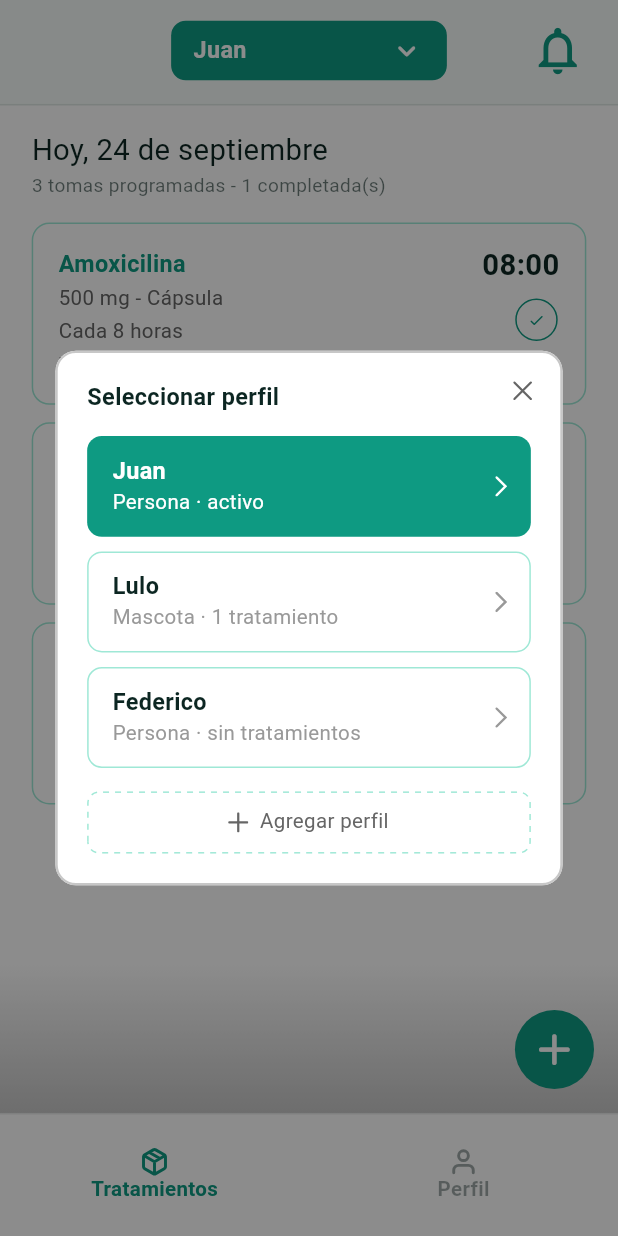
After one commit to jcrinconv/ux_develop, a Flutter app: the screen it shows after launch, after a tap on "Juan", on a phone screen of 412 x 824 dp. The commit adds this screen. Run offline on Flutter 3.47's test engine with Material 3 defaults, Android fonts, the phone set to English and light mode, and no system bars; our stand-ins replace camera, flutter_mobx, flutter_screenutil, flutter_svg, get_it, google_fonts and 1 more; generated files the repository leaves out were written again.

Commit message:
Se crea modal perfil

```diff
--- a/recetapp_mobile/lib/presentation/src/core/recetapp_resources.dart
+++ b/recetapp_mobile/lib/presentation/src/core/recetapp_resources.dart
@@ -6,4 +6,8 @@ class RecetappIcons {
   static const successIcon = '${iconsBase}Success.svg';
   static const unsuccessIcon = '${iconsBase}Unsuccess.svg';
   static const userIcon = '${iconsBase}User.svg';
+  static const closeIcon = '${iconsBase}Close.svg';
+  static const plusIcon = '${iconsBase}Plus.svg';
+  static const chevronRightWhiteIcon = '${iconsBase}ChevronRightWhite.svg';
+  static const chevronRightGreyIcon = '${iconsBase}ChevronRightGrey.svg';
 }
--- a/recetapp_mobile/lib/presentation/src/screens/home_screen/home_screen.dart
+++ b/recetapp_mobile/lib/presentation/src/screens/home_screen/home_screen.dart
@@ -19,12 +19,24 @@ class _HomeScreenState extends State<HomeScreen> {
   final navigationService = locator<NavigationService>();
   final _scheduledMedications = locator<ScheduledMedicationsStore>();
 
+  static const _profiles = [
+    RecetappProfileOption(name: 'Juan', subtitle: 'Persona · activo'),
+    RecetappProfileOption(name: 'Lulo', subtitle: 'Mascota · 1 tratamiento'),
+    RecetappProfileOption(name: 'Federico', subtitle: 'Persona · sin tratamientos'),
+  ];
+  String _profileName = _profiles.first.name;
+
+  Future<void> _selectProfile() async {
+    final profile = await showSelectProfileDialog(context, profiles: _profiles, selectedName: _profileName);
+    if (profile != null) setState(() => _profileName = profile.name);
+  }
+
   @override
   Widget build(BuildContext context) {
     return PopScope(
       canPop: false,
       child: Scaffold(
-        appBar: RecetappHomeTopBar(profileName: 'Juan', onNotificationsTap: () {}),
+        appBar: RecetappHomeTopBar(profileName: _profileName, onProfileTap: _selectProfile, onNotificationsTap: () {}),
         bottomNavigationBar: RecetappBottomNav(
           items: [
             RecetappBottomNavItemData(iconPath: RecetappIcons.packageIcon, label: 'Tratamientos'),
--- a/recetapp_mobile/lib/presentation/src/widgets/cards/recetapp_profile_row.dart
+++ b/recetapp_mobile/lib/presentation/src/widgets/cards/recetapp_profile_row.dart
@@ -1,4 +1,5 @@
 import 'package:flutter/material.dart';
+import 'package:flutter_screenutil/flutter_screenutil.dart';
 import 'package:recetapp_mobile/presentation/presentation.dart';
 
 /// Fila/tarjeta de perfil (persona o mascota) con nombre, subtítulo y chevron.
@@ -13,18 +14,21 @@ class RecetappProfileRow extends StatelessWidget {
 
   @override
   Widget build(BuildContext context) {
-    final Color nameColor = selected ? RecetappThemeColors.onPrimary : RecetappThemeColors.textPrimary;
-    final Color subtitleColor = selected ? RecetappThemeColors.onPrimary.withValues(alpha: 0.85) : RecetappThemeColors.darkGreen.withValues(alpha: 0.5);
+    final BorderRadius borderRadius = BorderRadius.circular(10.r);
 
-    return InkWell(
+    return Material(
+      color: selected ? RecetappThemeColors.primary : Colors.white,
+      borderRadius: borderRadius,
+      child: InkWell(
         onTap: onTap,
-      borderRadius: BorderRadius.circular(16),
+        borderRadius: borderRadius,
         child: Container(
-        padding: const EdgeInsets.symmetric(horizontal: 20, vertical: 16),
-        decoration: BoxDecoration(
-          color: selected ? RecetappThemeColors.primary : Colors.white,
-          border: Border.all(color: selected ? RecetappThemeColors.primary : RecetappThemeColors.mint),
-          borderRadius: BorderRadius.circular(16),
+          padding: EdgeInsets.symmetric(horizontal: 16.w, vertical: 14.h),
+          foregroundDecoration: selected
+              ? null
+              : BoxDecoration(
+                  border: Border.all(color: RecetappThemeColors.mint),
+                  borderRadius: borderRadius,
                 ),
           child: Row(
             children: [
@@ -32,14 +36,31 @@ class RecetappProfileRow extends StatelessWidget {
                 child: Column(
                   crossAxisAlignment: CrossAxisAlignment.start,
                   children: [
-                  Text(name, style: RecetappTextStyles.body1Bold.copyWith(color: nameColor)),
-                  const SizedBox(height: 4),
-                  Text(subtitle, style: RecetappTextStyles.body2.copyWith(color: subtitleColor)),
+                    Text(
+                      name,
+                      style: RecetappTextStyles.formLabel.copyWith(
+                        color: selected ? RecetappThemeColors.onPrimary : RecetappThemeColors.darkGreen,
+                      ),
+                    ),
+                    SizedBox(height: 2.h),
+                    Text(
+                      subtitle,
+                      style: RecetappTextStyles.body2.copyWith(
+                        color: selected ? RecetappThemeColors.onPrimary : RecetappThemeColors.dustyGray,
+                      ),
+                    ),
                   ],
                 ),
               ),
-            Icon(Icons.chevron_right_rounded, color: nameColor),
+              SizedBox(width: 12.w),
+              RecetappStrokeIcon(
+                asset: selected ? RecetappIcons.chevronRightWhiteIcon : RecetappIcons.chevronRightGreyIcon,
+                width: 6,
+                height: 12,
+                bleed: const Offset(0.8, 0.8),
+              ),
             ],
+          ),
         ),
       ),
     );
--- /dev/null
+++ b/recetapp_mobile/lib/presentation/src/widgets/common/recetapp_dashed_border.dart
@@ -0,0 +1,81 @@
+import 'dart:ui';
+
+import 'package:flutter/material.dart';
+
+class RecetappDashedBorder extends StatelessWidget {
+  const RecetappDashedBorder({
+    super.key,
+    required this.child,
+    required this.color,
+    required this.radius,
+    this.strokeWidth = 1,
+    this.dashLength = 4,
+    this.gapLength = 4,
+  });
+
+  final Widget child;
+  final Color color;
+  final double radius;
+  final double strokeWidth;
+  final double dashLength;
+  final double gapLength;
+
+  @override
+  Widget build(BuildContext context) {
+    return CustomPaint(
+      foregroundPainter: _DashedBorderPainter(
+        color: color,
+        radius: radius,
+        strokeWidth: strokeWidth,
+        dashLength: dashLength,
+        gapLength: gapLength,
+      ),
+      child: child,
+    );
+  }
+}
+
+class _DashedBorderPainter extends CustomPainter {
+  _DashedBorderPainter({
+    required this.color,
+    required this.radius,
+    required this.strokeWidth,
+    required this.dashLength,
+    required this.gapLength,
+  });
+
+  final Color color;
+  final double radius;
+  final double strokeWidth;
+  final double dashLength;
+  final double gapLength;
+
+  @override
+  void paint(Canvas canvas, Size size) {
+    final double inset = strokeWidth / 2;
+    final RRect rrect = RRect.fromRectAndRadius(
+      Rect.fromLTWH(inset, inset, size.width - strokeWidth, size.height - strokeWidth),
+      Radius.circular(radius - inset),
+    );
+    final Paint paint = Paint()
+      ..color = color
+      ..strokeWidth = strokeWidth
+      ..style = PaintingStyle.stroke;
+
+    for (final PathMetric metric in (Path()..addRRect(rrect)).computeMetrics()) {
+      double distance = 0;
+      while (distance < metric.length) {
+        canvas.drawPath(metric.extractPath(distance, distance + dashLength), paint);
+        distance += dashLength + gapLength;
+      }
+    }
+  }
+
+  @override
+  bool shouldRepaint(_DashedBorderPainter oldDelegate) =>
+      color != oldDelegate.color ||
+      radius != oldDelegate.radius ||
+      strokeWidth != oldDelegate.strokeWidth ||
+      dashLength != oldDelegate.dashLength ||
+      gapLength != oldDelegate.gapLength;
+}
--- /dev/null
+++ b/recetapp_mobile/lib/presentation/src/widgets/common/recetapp_stroke_icon.dart
@@ -0,0 +1,29 @@
+import 'package:flutter/material.dart';
+import 'package:flutter_svg/flutter_svg.dart';
+
+class RecetappStrokeIcon extends StatelessWidget {
+  const RecetappStrokeIcon({
+    super.key,
+    required this.asset,
+    required this.width,
+    required this.height,
+    required this.bleed,
+  });
+
+  final String asset;
+  final double width;
+  final double height;
+  final Offset bleed;
+
+  @override
+  Widget build(BuildContext context) {
+    return SizedBox(
+      width: width,
+      height: height,
+      child: Stack(
+        clipBehavior: Clip.none,
+        children: [Positioned(left: -bleed.dx, top: -bleed.dy, child: SvgPicture.asset(asset))],
+      ),
+    );
+  }
+}
--- /dev/null
+++ b/recetapp_mobile/lib/presentation/src/widgets/dialogs/recetapp_select_profile_dialog.dart
@@ -0,0 +1,134 @@
+import 'package:flutter/material.dart';
+import 'package:flutter_screenutil/flutter_screenutil.dart';
+import 'package:recetapp_mobile/presentation/presentation.dart';
+
+class RecetappProfileOption {
+  const RecetappProfileOption({required this.name, required this.subtitle});
+
+  final String name;
+  final String subtitle;
+}
+
+Future<RecetappProfileOption?> showSelectProfileDialog(
+  BuildContext context, {
+  required List<RecetappProfileOption> profiles,
+  required String selectedName,
+  VoidCallback? onAddProfile,
+}) {
+  return showDialog<RecetappProfileOption>(
+    context: context,
+    barrierColor: Colors.black.withValues(alpha: 0.45),
+    builder: (context) =>
+        RecetappSelectProfileDialog(profiles: profiles, selectedName: selectedName, onAddProfile: onAddProfile),
+  );
+}
+
+class RecetappSelectProfileDialog extends StatelessWidget {
+  const RecetappSelectProfileDialog({super.key, required this.profiles, required this.selectedName, this.onAddProfile});
+
+  final List<RecetappProfileOption> profiles;
+  final String selectedName;
+  final VoidCallback? onAddProfile;
+
+  @override
+  Widget build(BuildContext context) {
+    return Dialog(
+      insetPadding: EdgeInsets.zero,
+      backgroundColor: Colors.white,
+      surfaceTintColor: Colors.transparent,
+      elevation: 0,
+      shape: RoundedRectangleBorder(
+        borderRadius: BorderRadius.circular(14.r),
+        side: BorderSide(color: RecetappThemeColors.grey300, width: 1.5),
+      ),
+      child: SizedBox(
+        width: 320.w,
+        child: Padding(
+          padding: EdgeInsets.all(20.w),
+          child: Column(
+            mainAxisSize: MainAxisSize.min,
+            crossAxisAlignment: CrossAxisAlignment.stretch,
+            children: [
+              _Header(onClose: () => Navigator.of(context).pop()),
+              SizedBox(height: 16.h),
+              for (int i = 0; i < profiles.length; i++) ...[
+                if (i > 0) SizedBox(height: 10.h),
+                RecetappProfileRow(
+                  name: profiles[i].name,
+                  subtitle: profiles[i].subtitle,
+                  selected: profiles[i].name == selectedName,
+                  onTap: () => Navigator.of(context).pop(profiles[i]),
+                ),
+              ],
+              SizedBox(height: 16.h),
+              _AddProfileButton(onTap: onAddProfile),
+            ],
+          ),
+        ),
+      ),
+    );
+  }
+}
+
+class _Header extends StatelessWidget {
+  const _Header({required this.onClose});
+
+  final VoidCallback onClose;
+
+  @override
+  Widget build(BuildContext context) {
+    return Row(
+      crossAxisAlignment: CrossAxisAlignment.start,
+      children: [
+        Expanded(
+          child: Text(
+            'Seleccionar perfil',
+            style: RecetappTextStyles.formLabel.copyWith(color: RecetappThemeColors.darkGreen),
+          ),
+        ),
+        GestureDetector(
+          behavior: HitTestBehavior.opaque,
+          onTap: onClose,
+          child: Padding(
+            padding: EdgeInsets.only(left: 12.w, bottom: 9.h),
+            child: const RecetappStrokeIcon(
+              asset: RecetappIcons.closeIcon,
+              width: 11,
+              height: 11,
+              bleed: Offset(0.75, 0.75),
+            ),
+          ),
+        ),
+      ],
+    );
+  }
+}
+
+class _AddProfileButton extends StatelessWidget {
+  const _AddProfileButton({this.onTap});
+
+  final VoidCallback? onTap;
+
+  @override
+  Widget build(BuildContext context) {
+    return RecetappDashedBorder(
+      color: RecetappThemeColors.mint,
+      radius: 8.r,
+      child: InkWell(
+        onTap: onTap,
+        borderRadius: BorderRadius.circular(8.r),
+        child: Padding(
+          padding: EdgeInsets.symmetric(horizontal: 16.w, vertical: 12.h),
+          child: Row(
+            mainAxisAlignment: MainAxisAlignment.center,
+            children: [
+              const RecetappStrokeIcon(asset: RecetappIcons.plusIcon, width: 12, height: 12, bleed: Offset(0.75, 0.75)),
+              SizedBox(width: 8.w),
+              Text('Agregar perfil', style: RecetappTextStyles.body2.copyWith(color: RecetappThemeColors.doveGray)),
+            ],
+          ),
+        ),
+      ),
+    );
+  }
+}
--- a/recetapp_mobile/lib/presentation/src/widgets/widgets.dart
+++ b/recetapp_mobile/lib/presentation/src/widgets/widgets.dart
@@ -2,7 +2,10 @@ export 'cards/recetapp_profile_row.dart';
 export 'cards/recetapp_reminder_card.dart';
 export 'cards/recetapp_treatment_card.dart';
 export 'common/recetapp_button.dart';
+export 'common/recetapp_dashed_border.dart';
+export 'common/recetapp_stroke_icon.dart';
 export 'common/recetapp_fab.dart';
+export 'dialogs/recetapp_select_profile_dialog.dart';
 export 'inputs/recetapp_choice_chips.dart';
 export 'inputs/recetapp_dropdown_field.dart';
 export 'inputs/recetapp_select_field.dart';
```
Also changed, not shown: recetapp_mobile/assets/icons/ChevronRightGrey.svg (added), recetapp_mobile/assets/icons/ChevronRightWhite.svg (added), recetapp_mobile/assets/icons/Close.svg (added), recetapp_mobile/assets/icons/Plus.svg (added). Lines whose indentation alone changed are shown as unchanged.
